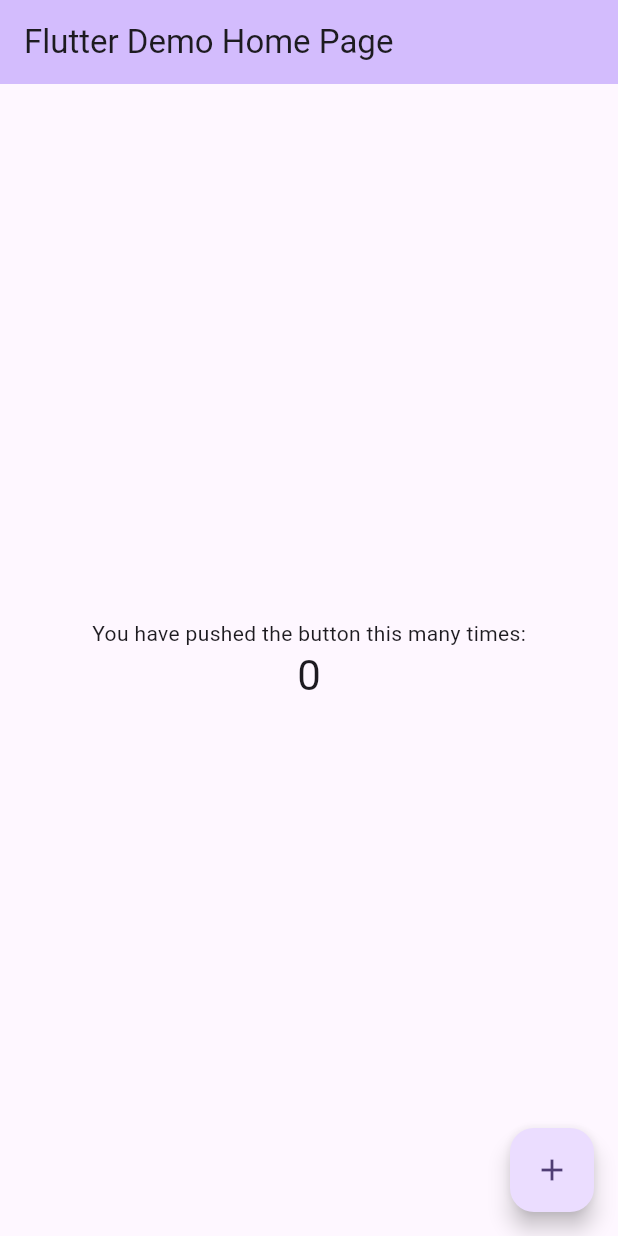
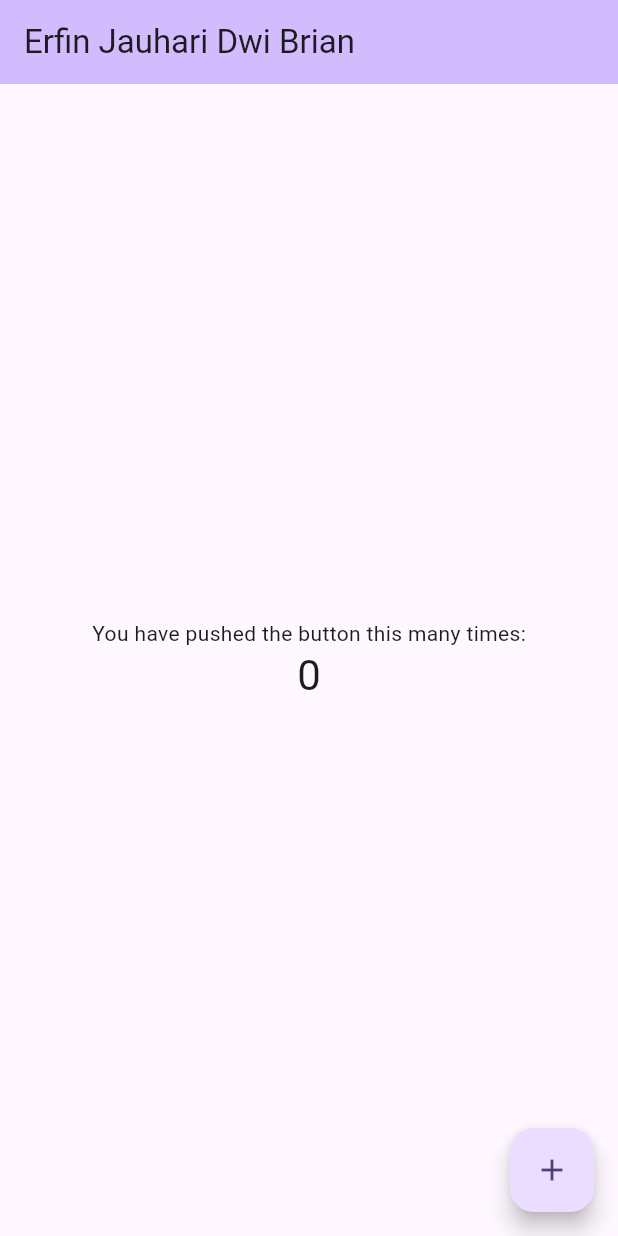
Before and after one commit to eerfinn/flutter-fundamental, a Flutter app: the screen it shows after launch, on a phone screen of 412 x 824 dp. Run offline on Flutter 3.47's test engine with Material 3 defaults, Android fonts, the phone set to English and light mode, and no system bars.

Commit message:
update readme - praktikum 3 langkah 12

```diff
--- a/lib/main.dart
+++ b/lib/main.dart
@@ -30,7 +30,7 @@ class MyApp extends StatelessWidget {
         // tested with just a hot reload.
         colorScheme: ColorScheme.fromSeed(seedColor: Colors.deepPurple),
       ),
-      home: const MyHomePage(title: 'Flutter Demo Home Page'),
+      home: const MyHomePage(title: 'Erfin Jauhari Dwi Brian'),
     );
   }
 }
```
Also changed, not shown: images/01.png (added), 1 other file.
